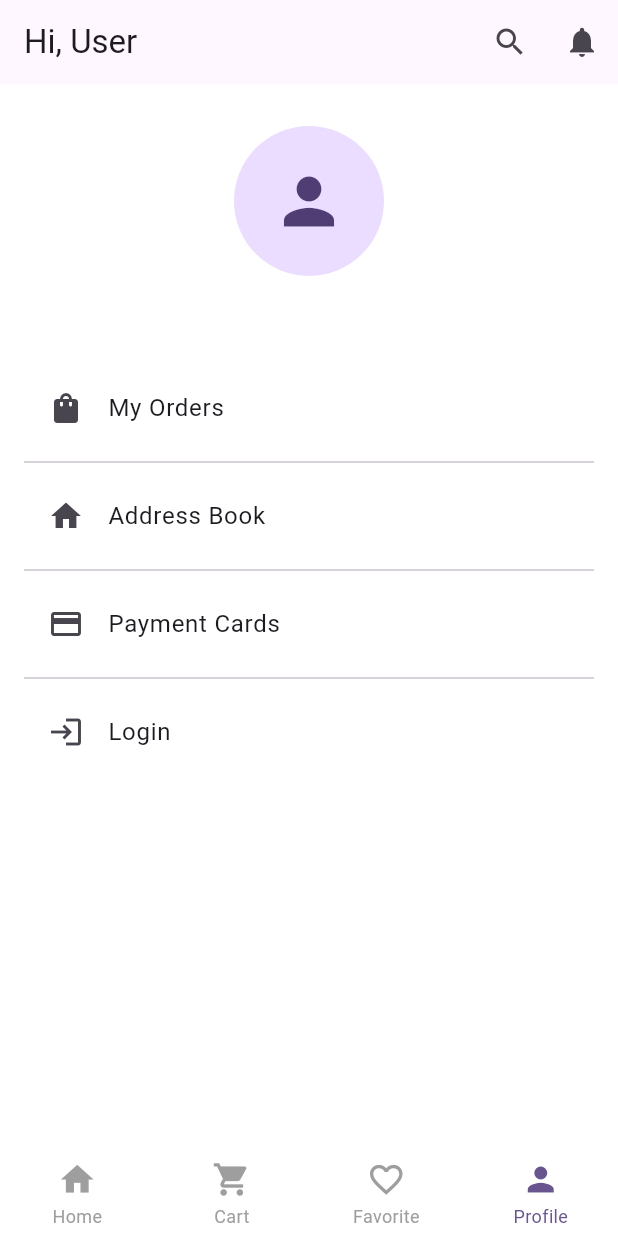
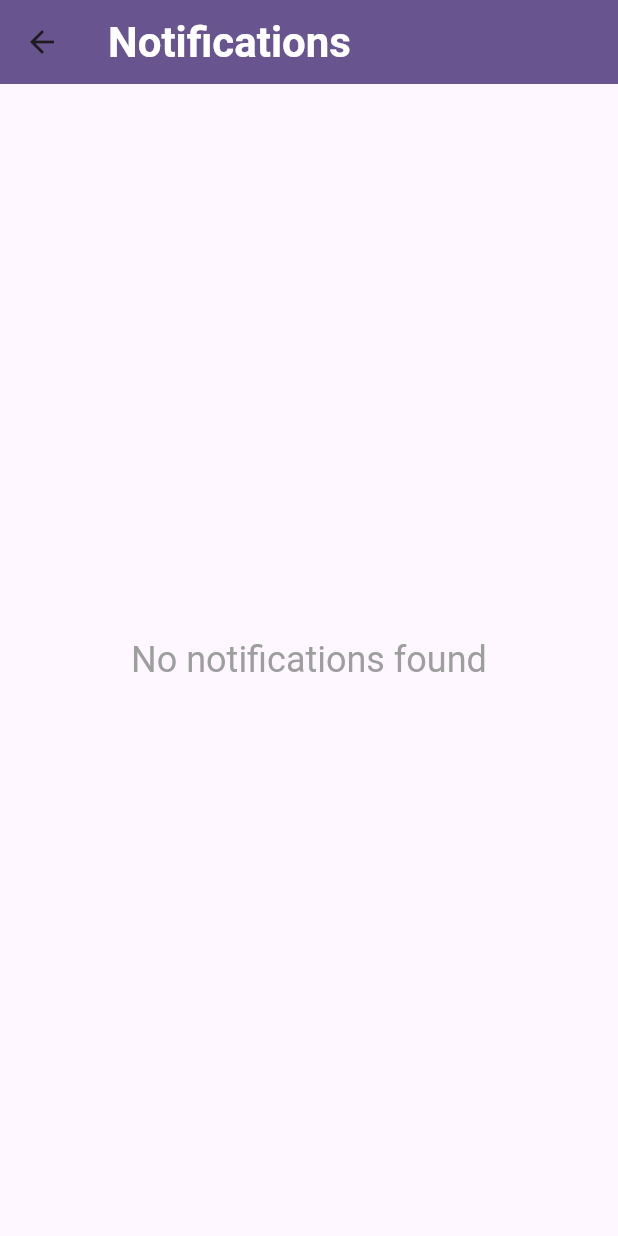
Before and after one commit to malakalbattire/e-commerce, a Flutter app: the screen it shows after launch, item 4 of the bottom bar chosen, after a tap on the "notifications" icon, on a phone screen of 412 x 824 dp. Run offline on Flutter 3.47's test engine with Material 3 defaults, Android fonts, the phone set to English and light mode, and no system bars; drawn by our look-alikes of persistent_bottom_nav_bar_v2; our stand-ins replace cached_network_image, cloud_firestore, firebase_auth, firebase_core, firebase_messaging, firebase_storage and 7 more; accounts and stored records are empty; network calls fail.

Commit message:
show notificaton

```diff
--- a/lib/main.dart
+++ b/lib/main.dart
@@ -10,11 +10,11 @@ import 'package:e_commerce_app_flutter/provider/product_details_provider.dart';
 import 'package:e_commerce_app_flutter/services/firebase_messaging_service.dart';
 import 'package:firebase_core/firebase_core.dart';
 import 'package:flutter/material.dart';
-import 'package:flutter_local_notifications/flutter_local_notifications.dart';
 import 'provider/cart_provider.dart';
 import 'provider/category_provider.dart';
 import 'provider/home_provider.dart';
 import 'provider/login_provider.dart';
+import 'provider/notification_provider.dart';
 import 'provider/payment_provider.dart';
 import 'provider/product_item_provider.dart';
 import 'provider/product_provider.dart';
@@ -57,6 +57,7 @@ class MyApp extends StatelessWidget {
         ChangeNotifierProvider(create: (_) => ProductItemProvider()),
         ChangeNotifierProvider(create: (_) => CheckoutProvider()),
         ChangeNotifierProvider(create: (_) => AddProductProvider()),
+        ChangeNotifierProvider(create: (_) => NotificationProvider()),
       ],
       child: MaterialApp(
         debugShowCheckedModeBanner: false,
--- a/lib/models/add_product_model/add_product_model.dart
+++ b/lib/models/add_product_model/add_product_model.dart
@@ -1,4 +1,3 @@
-import 'package:cloud_firestore/cloud_firestore.dart';
 import 'package:json_annotation/json_annotation.dart';
 
 part 'add_product_model.g.dart';
--- /dev/null
+++ b/lib/models/notification_model.dart
@@ -0,0 +1,36 @@
+import 'package:cloud_firestore/cloud_firestore.dart';
+
+class NotificationModel {
+  final String id;
+  final String title;
+  final String body;
+  final String documentId;
+  final Timestamp timestamp;
+
+  NotificationModel({
+    required this.id,
+    required this.title,
+    required this.body,
+    required this.documentId,
+    required this.timestamp,
+  });
+
+  factory NotificationModel.fromMap(Map<String, dynamic> data, String id) {
+    return NotificationModel(
+      id: id,
+      title: data['title'] ?? '',
+      body: data['body'] ?? '',
+      documentId: data['documentId'] ?? '',
+      timestamp: data['timestamp'] ?? Timestamp.now(),
+    );
+  }
+
+  Map<String, dynamic> toMap() {
+    return {
+      'title': title,
+      'body': body,
+      'documentId': documentId,
+      'timestamp': timestamp,
+    };
+  }
+}
--- /dev/null
+++ b/lib/provider/notification_provider.dart
@@ -0,0 +1,91 @@
+import 'package:e_commerce_app_flutter/models/notification_model.dart';
+import 'package:flutter/foundation.dart';
+import 'package:cloud_firestore/cloud_firestore.dart';
+
+class NotificationProvider with ChangeNotifier {
+  List<NotificationModel> _notifications = [];
+  bool _isLoading = false;
+  String _errorMessage = '';
+
+  List<NotificationModel> get notifications => _notifications;
+  bool get isLoading => _isLoading;
+  String get errorMessage => _errorMessage;
+
+  NotificationProvider() {
+    fetchNotifications();
+  }
+
+  Future<void> fetchNotifications() async {
+    _isLoading = true;
+    notifyListeners();
+
+    try {
+      final snapshot = await FirebaseFirestore.instance
+          .collection('notifications')
+          .orderBy('timestamp', descending: true)
+          .get();
+
+      _notifications = snapshot.docs
+          .map((doc) => NotificationModel.fromMap(doc.data(), doc.id))
+          .toList();
+
+      _isLoading = false;
+    } catch (e) {
+      _isLoading = false;
+      _errorMessage = e.toString();
+    }
+
+    notifyListeners();
+  }
+
+  Future<void> addNotification(NotificationModel notification) async {
+    try {
+      final docRef = await FirebaseFirestore.instance
+          .collection('notifications')
+          .add(notification.toMap());
+
+      _notifications.add(NotificationModel(
+        id: docRef.id,
+        title: notification.title,
+        body: notification.body,
+        documentId: notification.documentId,
+        timestamp: notification.timestamp,
+      ));
+      notifyListeners();
+    } catch (e) {
+      _errorMessage = e.toString();
+      notifyListeners();
+    }
+  }
+
+  Future<void> deleteNotification(String id) async {
+    try {
+      await FirebaseFirestore.instance
+          .collection('notifications')
+          .doc(id)
+          .delete();
+      _notifications.removeWhere((notification) => notification.id == id);
+      notifyListeners();
+    } catch (e) {
+      _errorMessage = e.toString();
+      notifyListeners();
+    }
+  }
+
+  Future<void> clearAllNotifications() async {
+    try {
+      final snapshot =
+          await FirebaseFirestore.instance.collection('notifications').get();
+
+      for (var doc in snapshot.docs) {
+        await doc.reference.delete();
+      }
+
+      _notifications.clear();
+      notifyListeners();
+    } catch (e) {
+      _errorMessage = e.toString();
+      notifyListeners();
+    }
+  }
+}
--- a/lib/services/firebase_messaging_service.dart
+++ b/lib/services/firebase_messaging_service.dart
@@ -5,7 +5,7 @@ import 'package:flutter_local_notifications/flutter_local_notifications.dart';
 import 'package:shared_preferences/shared_preferences.dart';
 
 class FirebaseNotifications {
-  final _firebaseMessaging = FirebaseMessaging.instance;
+  //final _firebaseMessaging = FirebaseMessaging.instance;
 
   AndroidInitializationSettings initializationSettingsAndroid =
       const AndroidInitializationSettings('app_icon');
--- a/lib/utils/app_router.dart
+++ b/lib/utils/app_router.dart
@@ -1,12 +1,14 @@
 import 'package:e_commerce_app_flutter/provider/address_provider.dart';
 import 'package:e_commerce_app_flutter/provider/card_payment_provider.dart';
 import 'package:e_commerce_app_flutter/provider/checkout_provider.dart';
+import 'package:e_commerce_app_flutter/provider/notification_provider.dart';
 import 'package:e_commerce_app_flutter/provider/order_provider.dart';
 import 'package:e_commerce_app_flutter/provider/product_details_provider.dart';
 import 'package:e_commerce_app_flutter/provider/product_provider.dart';
 import 'package:e_commerce_app_flutter/views/pages/add_product_page.dart';
 import 'package:e_commerce_app_flutter/views/pages/address_page/address_book_page.dart';
 import 'package:e_commerce_app_flutter/views/pages/address_page/address_page.dart';
+import 'package:e_commerce_app_flutter/views/pages/notifications_page.dart';
 import 'package:e_commerce_app_flutter/views/pages/payment_cards_page.dart';
 import 'package:e_commerce_app_flutter/views/pages/product_pages/product_list_page.dart';
 import 'package:e_commerce_app_flutter/views/pages/search_page.dart';
@@ -60,7 +62,16 @@ class AppRouter {
           },
           settings: settings,
         );
-
+      case AppRoutes.notification:
+        return MaterialPageRoute(
+          builder: (context) {
+            return ChangeNotifierProvider(
+              create: (_) => NotificationProvider(),
+              child: NotificationPage(),
+            );
+          },
+          settings: settings,
+        );
       case AppRoutes.myOrders:
         return MaterialPageRoute(
           builder: (_) => ChangeNotifierProvider.value(
--- a/lib/utils/app_routes.dart
+++ b/lib/utils/app_routes.dart
@@ -15,4 +15,5 @@ class AppRoutes {
   static const String category = '/category';
   static const String productsList = '/productsList';
   static const String addProduct = '/add-product';
+  static const String notification = '/notification';
 }
--- a/lib/views/pages/custom_bottom_navbar.dart
+++ b/lib/views/pages/custom_bottom_navbar.dart
@@ -86,7 +86,9 @@ class _CustomBottomNavbarState extends State<CustomBottomNavbar> {
             icon: const Icon(Icons.search),
           ),
           IconButton(
-            onPressed: () {},
+            onPressed: () {
+              Navigator.pushNamed(context, AppRoutes.notification);
+            },
             icon: const Icon(Icons.notifications),
           ),
         ],
--- a/lib/views/pages/login_page.dart
+++ b/lib/views/pages/login_page.dart
@@ -1,4 +1,5 @@
 import 'package:e_commerce_app_flutter/provider/login_provider.dart';
+import 'package:e_commerce_app_flutter/provider/notification_provider.dart';
 import 'package:e_commerce_app_flutter/utils/app_colors.dart';
 import 'package:e_commerce_app_flutter/utils/app_routes.dart';
 import 'package:flutter/material.dart';
@@ -39,6 +40,8 @@ class _LoginPageState extends State<LoginPage> {
 
   Future<void> _login() async {
     final loginProvider = Provider.of<LoginProvider>(context, listen: false);
+    final notificationProvider =
+        Provider.of<NotificationProvider>(context, listen: false);
 
     if (_formKey.currentState!.validate()) {
       final user = await loginProvider.login(
@@ -47,6 +50,8 @@ class _LoginPageState extends State<LoginPage> {
       );
 
       if (user != null) {
+        await notificationProvider.clearAllNotifications();
+
         Fluttertoast.showToast(msg: 'Login Success!');
 
         if (_emailController.text == 'admin@gmail.com') {
--- /dev/null
+++ b/lib/views/pages/notifications_page.dart
@@ -0,0 +1,73 @@
+import 'package:e_commerce_app_flutter/provider/notification_provider.dart';
+import 'package:flutter/material.dart';
+import 'package:provider/provider.dart';
+
+class NotificationPage extends StatelessWidget {
+  @override
+  Widget build(BuildContext context) {
+    final notificationProvider = Provider.of<NotificationProvider>(context);
+
+    return Scaffold(
+      appBar: AppBar(
+        title: Text(
+          'Notifications',
+          style: Theme.of(context).textTheme.headlineMedium!.copyWith(
+                color: Colors.white,
+                fontWeight: FontWeight.bold,
+              ),
+        ),
+        backgroundColor: Theme.of(context).primaryColor,
+      ),
+      body: notificationProvider.isLoading
+          ? Center(
+              child: CircularProgressIndicator(
+                color: Theme.of(context).primaryColor,
+              ),
+            )
+          : notificationProvider.notifications.isEmpty
+              ? Center(
+                  child: Text(
+                    'No notifications found',
+                    style: Theme.of(context)
+                        .textTheme
+                        .headlineSmall!
+                        .copyWith(color: Colors.grey),
+                  ),
+                )
+              : ListView.builder(
+                  padding: const EdgeInsets.symmetric(
+                      horizontal: 16.0, vertical: 8.0),
+                  itemCount: notificationProvider.notifications.length,
+                  itemBuilder: (context, index) {
+                    final notification =
+                        notificationProvider.notifications[index];
+                    return Card(
+                      elevation: 2.0,
+                      shape: RoundedRectangleBorder(
+                        borderRadius: BorderRadius.circular(10.0),
+                      ),
+                      child: ListTile(
+                        contentPadding: const EdgeInsets.symmetric(
+                            horizontal: 16.0, vertical: 8.0),
+                        title: Text(
+                          notification.title,
+                          style: Theme.of(context)
+                              .textTheme
+                              .titleLarge!
+                              .copyWith(fontWeight: FontWeight.bold),
+                        ),
+                        subtitle: Text(
+                          notification.body,
+                          style: Theme.of(context)
+                              .textTheme
+                              .bodyMedium!
+                              .copyWith(color: Colors.grey[600]),
+                        ),
+                        onTap: () {},
+                      ),
+                    );
+                  },
+                ),
+    );
+  }
+}
--- a/lib/views/pages/registration_page.dart
+++ b/lib/views/pages/registration_page.dart
@@ -1,3 +1,4 @@
+import 'package:e_commerce_app_flutter/provider/notification_provider.dart';
 import 'package:e_commerce_app_flutter/provider/register_provider.dart';
 import 'package:e_commerce_app_flutter/utils/app_colors.dart';
 import 'package:e_commerce_app_flutter/utils/app_routes.dart';
@@ -45,6 +46,8 @@ class _RegistrationPageState extends State<RegistrationPage> {
   Future<void> _register() async {
     final registerProvider =
         Provider.of<RegisterProvider>(context, listen: false);
+    final notificationProvider =
+        Provider.of<NotificationProvider>(context, listen: false);
 
     if (_formKey.currentState!.validate()) {
       final user = await registerProvider.register(
@@ -53,6 +56,8 @@ class _RegistrationPageState extends State<RegistrationPage> {
         _usernameController.text,
       );
       if (user != null) {
+        await notificationProvider.clearAllNotifications();
+
         Fluttertoast.showToast(msg: 'Register Success!');
 
         Navigator.pushNamed(context, AppRoutes.home);
```
